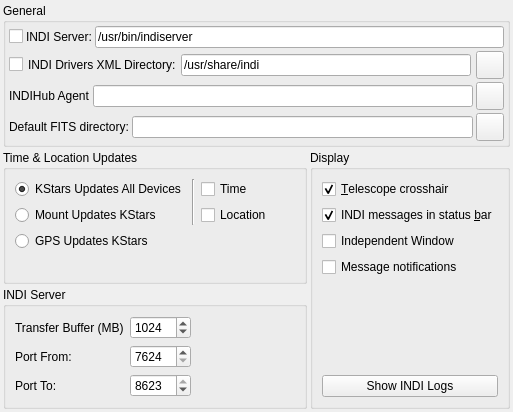
Qt form kstars/indi/opsindi.ui (KDE/kstars) before a commit.
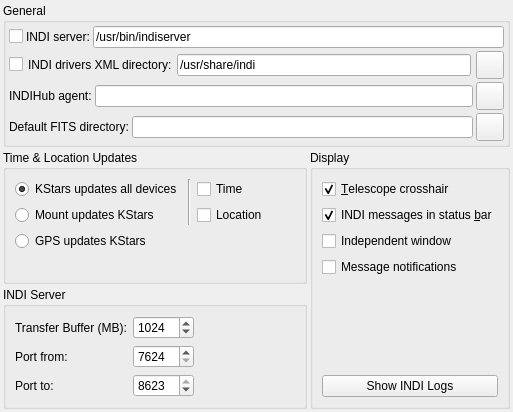
The same form after that commit.

Patch:
```diff
--- a/kstars/indi/opsindi.ui
+++ b/kstars/indi/opsindi.ui
@@ -65,7 +65,7 @@
            <string>Default INDI video port</string>
           </property>
           <property name="text">
-           <string>INDI Server:</string>
+           <string>INDI server:</string>
           </property>
          </widget>
         </item>
@@ -102,7 +102,7 @@
            <string>Default INDI video port</string>
           </property>
           <property name="text">
-           <string>INDI Drivers XML Directory:</string>
+           <string>INDI drivers XML directory:</string>
           </property>
          </widget>
         </item>
@@ -151,7 +151,7 @@
         <item>
          <widget class="QLabel" name="label_3">
           <property name="text">
-           <string>INDIHub Agent</string>
+           <string>INDIHub agent:</string>
           </property>
          </widget>
         </item>
@@ -251,7 +251,7 @@
                <string>&lt;html&gt;&lt;head/&gt;&lt;body&gt;&lt;p&gt;KStars is the master source for time and location settings. All INDI devices time and locations settings are synchronized to KStars settings.&lt;/p&gt;&lt;/body&gt;&lt;/html&gt;</string>
               </property>
               <property name="text">
-               <string>KStars Updates All Devices</string>
+               <string>KStars updates all devices</string>
               </property>
               <property name="checkable">
                <bool>true</bool>
@@ -290,7 +290,7 @@
                <string>&lt;html&gt;&lt;head/&gt;&lt;body&gt;&lt;p&gt;Mount handset is the master source of time and location settings. KStars time and location settings are synchronized with controller settings.&lt;/p&gt;&lt;/body&gt;&lt;/html&gt;</string>
               </property>
               <property name="text">
-               <string>Mount Updates KStars</string>
+               <string>Mount updates KStars</string>
               </property>
              </widget>
             </item>
@@ -316,7 +316,7 @@
                <string>&lt;html&gt;&lt;head/&gt;&lt;body&gt;&lt;p&gt;GPS driver is the master source of time and location settings. KStars time and location settings are synchronized with GPS settings.&lt;/p&gt;&lt;/body&gt;&lt;/html&gt;</string>
               </property>
               <property name="text">
-               <string>GPS Updates KStars</string>
+               <string>GPS updates KStars</string>
               </property>
              </widget>
             </item>
@@ -367,21 +367,21 @@
             <item>
              <widget class="QLabel" name="label_4">
               <property name="text">
-               <string>Transfer Buffer (MB)</string>
+               <string>Transfer Buffer (MB):</string>
               </property>
              </widget>
             </item>
             <item>
              <widget class="QLabel" name="label">
               <property name="text">
-               <string>Port From:</string>
+               <string>Port from:</string>
               </property>
              </widget>
             </item>
             <item>
              <widget class="QLabel" name="label_2">
               <property name="text">
-               <string>Port To:</string>
+               <string>Port to:</string>
               </property>
              </widget>
             </item>
@@ -510,7 +510,7 @@
         <item>
          <widget class="QCheckBox" name="kcfg_independentWindowINDI">
           <property name="text">
-           <string>Independent Window</string>
+           <string>Independent window</string>
           </property>
          </widget>
         </item>
```
Left out of the diff: 6 changed lines with no effect on the pictures.
